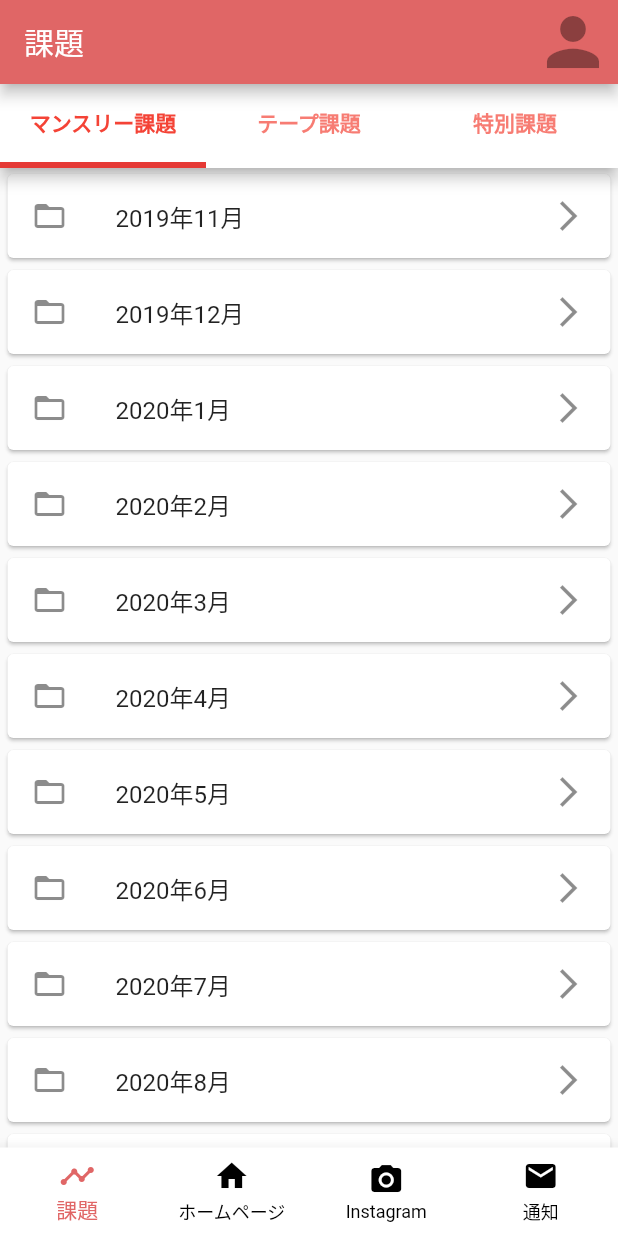
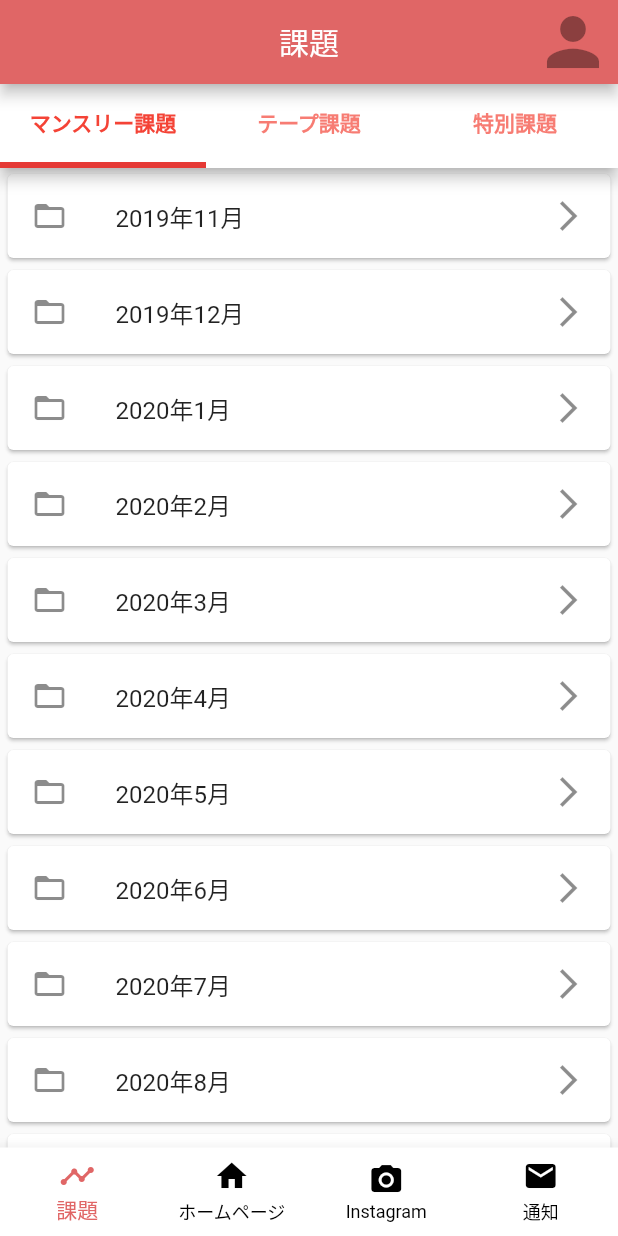
Before and after one commit to nord2sudjp/jumpin, a Flutter app: the screen it shows after launch, on a phone screen of 412 x 824 dp. Run offline on Flutter 3.47's test engine with Material 2 defaults, Android fonts, the phone set to English and light mode, and no system bars; our stand-ins replace webview_flutter; Roboto replaces fonts that are missing (OpenSans, QuickSand).

```diff
--- a/lib/main.dart
+++ b/lib/main.dart
@@ -3,6 +3,7 @@ import 'package:flutter/cupertino.dart';
 import 'package:jumpin/screen/menu_homepage_screen.dart';
 import 'screen/tab_screen.dart';
 import 'screen/monthly_routes_overview_screen.dart';
+import 'screen/monthly_route_screen.dart';
 
 void main() {
   runApp(MyApp());
@@ -66,6 +67,7 @@ class _MyAppState extends State<MyApp> {
           MenuHomepageScreen.routeName: (ctr) => MenuHomepageScreen(),
           MonthlyRoutesOverviewScreen.routeName: (ctr) =>
               MonthlyRoutesOverviewScreen(),
+          MonthlyRouteScreen.routeName: (ctr) => MonthlyRouteScreen(),
         });
   }
 }
--- a/lib/screen/monthly_routes_overview_screen.dart
+++ b/lib/screen/monthly_routes_overview_screen.dart
@@ -17,6 +17,7 @@ class MonthlyRoutesOverviewScreen extends StatelessWidget {
     this.month = arg['month'];
     return Scaffold(
       appBar: AppBar(
+          centerTitle: true,
           leading: Builder(
             builder: (BuildContext context) {
               return Row(
@@ -27,7 +28,7 @@ class MonthlyRoutesOverviewScreen extends StatelessWidget {
                       Navigator.maybePop<String>(context, '');
                     },
                   ),
-                  Text("課題"),
+                  //Text("課題"),
                 ],
               );
             },
--- a/lib/screen/tab_screen.dart
+++ b/lib/screen/tab_screen.dart
@@ -40,6 +40,7 @@ class _TabScreenState extends State<TabScreen> {
     final PreferredSizeWidget appBar = Platform.isIOS
         ? CupertinoNavigationBar()
         : AppBar(
+            centerTitle: true,
             title: Text(
               _pages[_selectPageIndex]['title'],
               textAlign: TextAlign.center,
```
Also changed, not shown: lib/screen/monthly_route_screen.dart (added, +10 -0 lines).
